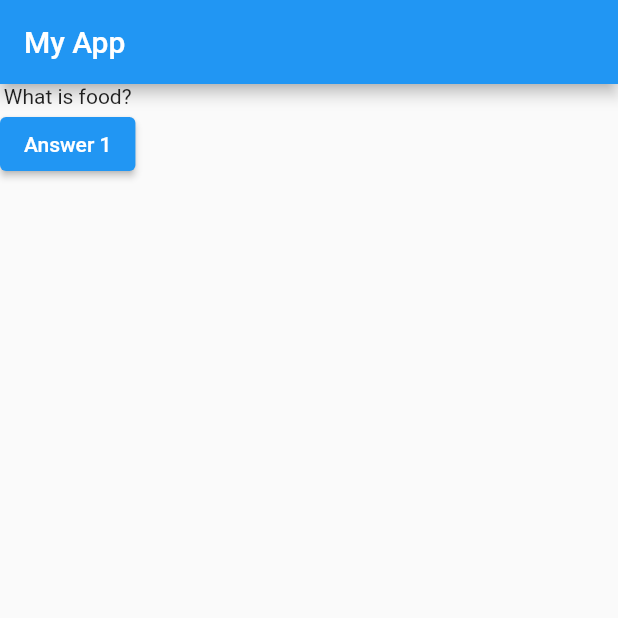
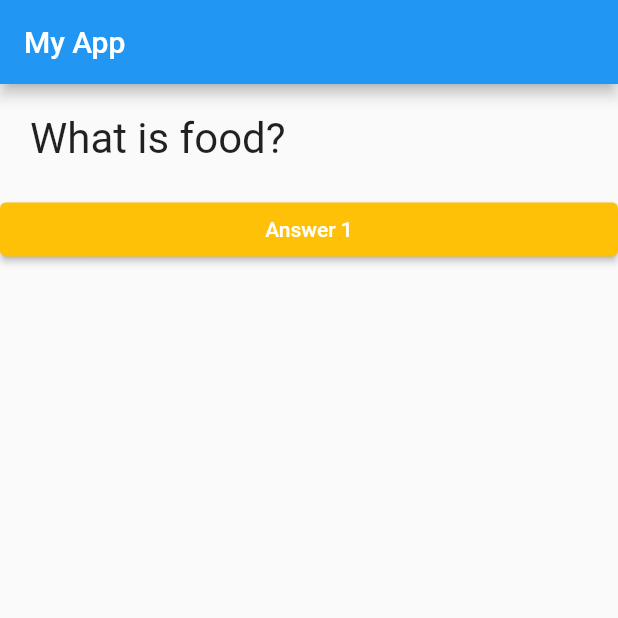
Before and after one commit to basic-bhavya/flutter-learn, a Flutter app: the screen it shows after launch, on a phone screen of 412 x 824 dp, the top half of it. Run offline on Flutter 3.47's test engine with Material 2 defaults, Android fonts, the phone set to English and light mode, and no system bars.

Commit message:
added answers page

```diff
--- /dev/null
+++ b/lib/answer.dart
@@ -0,0 +1,16 @@
+import 'package:flutter/material.dart';
+
+class Answer extends StatelessWidget {
+  const Answer({Key? key}) : super(key: key);
+
+  @override
+  Widget build(BuildContext context) {
+    return Container(
+        width: double.infinity,
+        child: ElevatedButton(
+          style: ElevatedButton.styleFrom(primary: Colors.amber),
+          child: Text("Answer 1"),
+          onPressed: () {},
+        ));
+  }
+}
--- a/lib/main.dart
+++ b/lib/main.dart
@@ -1,4 +1,6 @@
 import 'package:flutter/material.dart';
+import 'question.dart';
+import 'answer.dart';
 
 // import 'package:shared_preferences/shared_preferences.dart';
 
@@ -33,9 +35,9 @@ class _QuizState extends State<Quiz> {
             ),
             body: Column(
               children: [
-                Text(questions[questionIndex]),
-                ElevatedButton(
-                    onPressed: answerQuestion, child: Text("Answer 1"))
+                Question(questions[questionIndex]),
+                Answer()
+                // onPressed: answerQuestion, child: Text("Answer 1"))
               ],
             )));
   }
--- a/lib/question.dart
+++ b/lib/question.dart
@@ -0,0 +1,19 @@
+import 'package:flutter/material.dart';
+
+class Question extends StatelessWidget {
+  final String questionText;
+
+  Question(this.questionText);
+
+  @override
+  Widget build(BuildContext context) {
+    return Container(
+      width: double.infinity,
+      margin: EdgeInsets.all(20),
+      child: Text(
+        questionText,
+        style: TextStyle(fontSize: 28),
+      ),
+    );
+  }
+}
```
